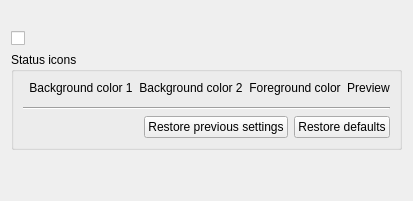
Old version of the form widgets/settings/iconsoptionpage.ui in the repository Martchus/syncthingtray.
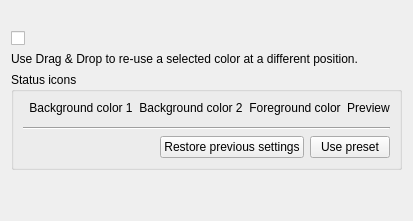
New version of the form. Icons and pictures are not drawn.

Commit message:
Improve color picker for icons
* Add note about Drag & Drop
* Allow picking from multiple presets

The edit to the form file:
```diff
--- a/widgets/settings/iconsoptionpage.ui
+++ b/widgets/settings/iconsoptionpage.ui
@@ -16,6 +16,13 @@
    <item>
     <widget class="QCheckBox" name="contextCheckBox"/>
    </item>
+   <item>
+    <widget class="QLabel" name="dragAndDropInfoLabel">
+     <property name="text">
+      <string>Use Drag &amp; Drop to re-use a selected color at a different position.</string>
+     </property>
+    </widget>
+   </item>
    <item>
     <widget class="QGroupBox" name="statusIconsGroupBox">
      <property name="title">
@@ -105,7 +112,7 @@
         <item>
          <widget class="QPushButton" name="restoreDefaultsPushButton">
           <property name="text">
-           <string>Restore defaults</string>
+           <string>Use preset</string>
           </property>
           <property name="icon">
            <iconset theme="edit-undo">
```
Left out of the diff: 3 changed lines with no effect on the pictures. The commit also changes 5 other files.
